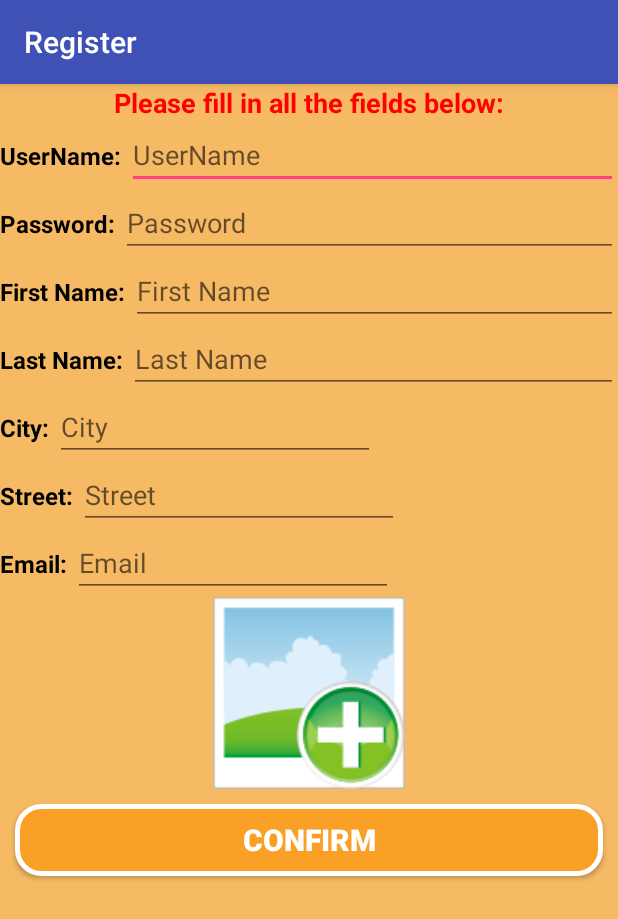
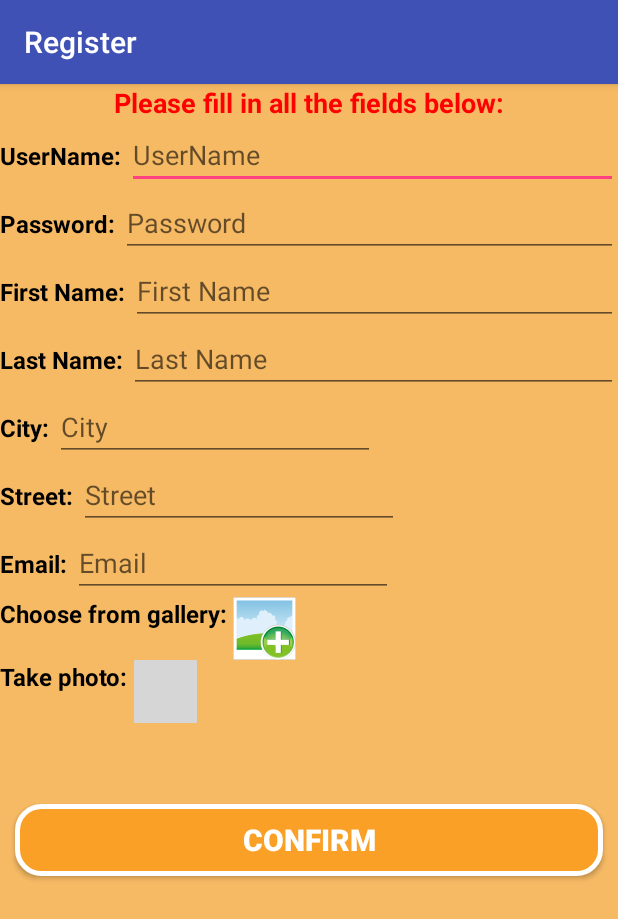
Before and after one commit to ShaharShoshani/MT_SEN2, an Android app: the RegisterActivity screen opened directly, with no data from a screen before it, after a tap on an icon or button, on a phone screen of 412 x 824 dp. Shown: the top 919 px of the screen. Run offline under Robolectric (Android 15) with nearby library versions, the phone set to English and light mode, and no system bars; grey boxes are pictures that could not be loaded.

Commit message:
bitmap insted uri

```diff
--- a/app/src/main/java/com/example/shahar/ex3_mt/HomePage.java
+++ b/app/src/main/java/com/example/shahar/ex3_mt/HomePage.java
@@ -1,6 +1,10 @@
 package com.example.shahar.ex3_mt;
 
+import android.Manifest;
 import android.content.Intent;
+import android.content.pm.PackageManager;
+import android.os.Build;
+import android.support.v4.app.ActivityCompat;
 import android.support.v7.app.AppCompatActivity;
 import android.os.Bundle;
 import android.view.View;
@@ -18,6 +22,8 @@ public class HomePage extends AppCompatActivity {
     protected void onCreate(Bundle savedInstanceState) {
         super.onCreate(savedInstanceState);
         setContentView(R.layout.activity_home_page);
+
+
 
         btn_myprofile_HomePage = (Button) findViewById(R.id.btn_myprofile_HomePage);
         btn_myprofile_HomePage.setOnClickListener(new View.OnClickListener() {
--- a/app/src/main/java/com/example/shahar/ex3_mt/RegisterActivity.java
+++ b/app/src/main/java/com/example/shahar/ex3_mt/RegisterActivity.java
@@ -1,32 +1,71 @@
 package com.example.shahar.ex3_mt;
 
+import android.Manifest;
+import android.content.Context;
 import android.content.Intent;
+import android.content.pm.PackageManager;
+import android.database.Cursor;
+import android.graphics.Bitmap;
+import android.graphics.drawable.Drawable;
 import android.net.Uri;
+import android.os.Build;
 import android.os.Bundle;
+import android.os.Environment;
+import android.provider.MediaStore;
+import android.support.v4.app.ActivityCompat;
 import android.support.v7.app.AppCompatActivity;
 import android.view.View;
 import android.widget.Button;
 import android.widget.ImageButton;
 import android.widget.ImageView;
+import android.widget.Toast;
+
+import java.io.BufferedReader;
+import java.io.File;
+import java.io.FileNotFoundException;
+import java.io.IOException;
+import java.io.InputStream;
+import java.io.InputStreamReader;
+import java.util.Calendar;
+
+import static android.content.Intent.URI_ALLOW_UNSAFE;
 
 public class RegisterActivity extends AppCompatActivity {
     private Button btn_Confirm;
     private ImageButton btn_image;
+    private ImageButton btn_camera;
+    private ImageView x;
+    //private Uri outputFileUri;
+    //private  String file="";
     public static final int PICK_IMAGE = 1;
+    public static final int TAKE_IMAGE = 2;
     @Override
     protected void onCreate(Bundle savedInstanceState) {
         super.onCreate(savedInstanceState);
         setContentView(R.layout.activity_register);
+        String[] permissions = new String[]{ Manifest.permission.CAMERA,Manifest.permission.WRITE_EXTERNAL_STORAGE,Manifest.permission.READ_EXTERNAL_STORAGE};
+        if (ActivityCompat.checkSelfPermission(this, Manifest.permission.CAMERA) !=
+                PackageManager.PERMISSION_GRANTED || ActivityCompat.checkSelfPermission(this, Manifest.permission.WRITE_EXTERNAL_STORAGE) !=
+                PackageManager.PERMISSION_GRANTED || ActivityCompat.checkSelfPermission(this, Manifest.permission.READ_EXTERNAL_STORAGE) !=
+                PackageManager.PERMISSION_GRANTED  ) {
+            if (Build.VERSION.SDK_INT >= Build.VERSION_CODES.M) {
+                requestPermissions(permissions, 124);
+            }
+        }
+        final String dir = Environment.getExternalStoragePublicDirectory(Environment.DIRECTORY_PICTURES) + "/picFolder/";
+        File newdir = new File(dir);
+        newdir.mkdirs();
 
         btn_Confirm=(Button) findViewById(R.id.btn_Confirm);
         btn_Confirm.setOnClickListener(new View.OnClickListener() {
             @Override
             public void onClick(View v) {
-                Intent i = new Intent(RegisterActivity.this, HomePage.class);
-                startActivity(i);
-                finish();
+        Intent i = new Intent(RegisterActivity.this, HomePage.class);
+        startActivity(i);
+        finish();
             }
         });
+
         btn_image=(ImageButton) findViewById(R.id.btn_image) ;
         btn_image.setOnClickListener(new View.OnClickListener() {
             @Override
@@ -34,11 +73,32 @@ public class RegisterActivity extends AppCompatActivity {
                 Intent intent = new Intent();
                 intent.setType("image/*");
                 intent.setAction(Intent.ACTION_GET_CONTENT);
+                intent.setType("image/*");
+                intent.putExtra("crop", "true");
+                intent.putExtra("scale", true);
+                intent.putExtra("outputX", 256);
+                intent.putExtra("outputY", 256);
+                intent.putExtra("aspectX", 1);
+                intent.putExtra("aspectY", 1);
+                intent.putExtra("return-data", true);
                 startActivityForResult(Intent.createChooser(intent, "Select Picture"), PICK_IMAGE);
-                //ImageButton btn = (ImageButton)findViewById(R.id.btn_image);
-                //btn.setImageResource(0);
-                //btn.setBackgroundResource(R.drawable.uploaded_photo);
 
+            }
+        });
+
+        btn_camera=(ImageButton) findViewById(R.id.btn_camera) ;
+        btn_camera.setOnClickListener(new View.OnClickListener() {
+            @Override
+            public void onClick(View v) {
+                Intent cameraIntent = new Intent(MediaStore.ACTION_IMAGE_CAPTURE);
+                //cameraIntent.putExtra("crop", "true");
+                cameraIntent.putExtra("scale", true);
+                cameraIntent.putExtra("outputX", 256);
+                cameraIntent.putExtra("outputY", 256);
+                cameraIntent.putExtra("aspectX", 1);
+                cameraIntent.putExtra("aspectY", 1);
+                cameraIntent.putExtra("return-data", true);
+                startActivityForResult(cameraIntent, TAKE_IMAGE);
 
 
             }
@@ -52,10 +112,28 @@ public class RegisterActivity extends AppCompatActivity {
 
         if (requestCode == PICK_IMAGE && resultCode == RESULT_OK) {
             Uri uri = data.getData();
-            ImageView x=(ImageView)findViewById(R.id.btn_image);
-            x.setImageURI(uri);
+            x=(ImageView)findViewById(R.id.imageview);
+            final Bundle extras = data.getExtras();
+            Bitmap bm = extras.getParcelable("data");
+            x.setImageBitmap(bm);
+            //x.setImageURI(null);
+            //x.setImageURI(uri);
             x.setBackgroundColor(0);
+            Toast.makeText(getApplicationContext(),"Photo uploaded successfully",Toast.LENGTH_LONG).show();
+        }
+        else if (requestCode == TAKE_IMAGE && resultCode == RESULT_OK){
+            x=(ImageView)findViewById(R.id.imageview);
+            final Bundle extras = data.getExtras();
+            Bitmap bm = extras.getParcelable("data");
+            x.setImageBitmap(bm);
+            //x.setImageURI(null);
+            //x.setImageURI(outputFileUri);
+            x.setBackgroundColor(0);
+            Toast.makeText(getApplicationContext(),"Photo uploaded successfully",Toast.LENGTH_LONG).show();
         }
 
     }
+
+
+
 }
--- a/app/src/main/res/layout/activity_register.xml
+++ b/app/src/main/res/layout/activity_register.xml
@@ -170,12 +170,72 @@
         android:inputType="textEmailAddress"
         android:hint="Email" />
                         </LinearLayout>
-    <ImageButton
-        android:id="@+id/btn_image"
-        android:layout_width="128dp"
-        android:layout_height="128dp"
-        android:src="@drawable/add_photo"
-        android:layout_gravity="center"/>
+
+    <LinearLayout
+        android:layout_width="match_parent"
+        android:layout_height="wrap_content"
+        android:orientation="horizontal">
+
+        <LinearLayout
+            android:layout_width="wrap_content"
+            android:layout_height="match_parent"
+            android:orientation="vertical">
+
+            <LinearLayout
+                android:layout_width="wrap_content"
+                android:layout_height="wrap_content"
+                android:orientation="horizontal">
+
+                <TextView
+                    android:id="@+id/add_photo"
+                    android:layout_width="wrap_content"
+                    android:layout_height="wrap_content"
+                    android:text="Choose from gallery: "
+                    android:textColor="@color/colorBlack"
+                    android:textSize="16sp"
+                    android:textStyle="bold"
+                    />
+
+                <ImageButton
+                    android:id="@+id/btn_image"
+                    android:layout_width="42dp"
+                    android:layout_height="42dp"
+                    android:background="@drawable/add_photo"/>
+                />
+            </LinearLayout>
+
+            <LinearLayout
+                android:layout_width="wrap_content"
+                android:layout_height="wrap_content"
+                android:orientation="horizontal"
+                >
+
+                <TextView
+                    android:id="@+id/add_camera"
+                    android:layout_width="wrap_content"
+                    android:layout_height="wrap_content"
+                    android:text="Take photo: "
+                    android:textColor="@color/colorBlack"
+                    android:textSize="16sp"
+                    android:textStyle="bold" />
+
+                <ImageButton
+                    android:id="@+id/btn_camera"
+                    android:layout_width="42dp"
+                    android:layout_height="42dp"
+                    android:background="@drawable/add_camera"/>
+            </LinearLayout>
+        </LinearLayout>
+
+        <ImageView
+            android:id="@+id/imageview"
+            android:layout_width="match_parent"
+            android:layout_height="128dp"
+            android:layout_marginLeft="5dp"
+            android:layout_marginRight="10dp"
+
+             />
+    </LinearLayout>
     <Button
         android:id="@+id/btn_Confirm"
         android:layout_width="match_parent"
```
Also changed, not shown: app/src/main/AndroidManifest.xml (+9 -1 lines), app/src/main/res/layout/activity_empty.xml (deleted, +0 -20 lines).
